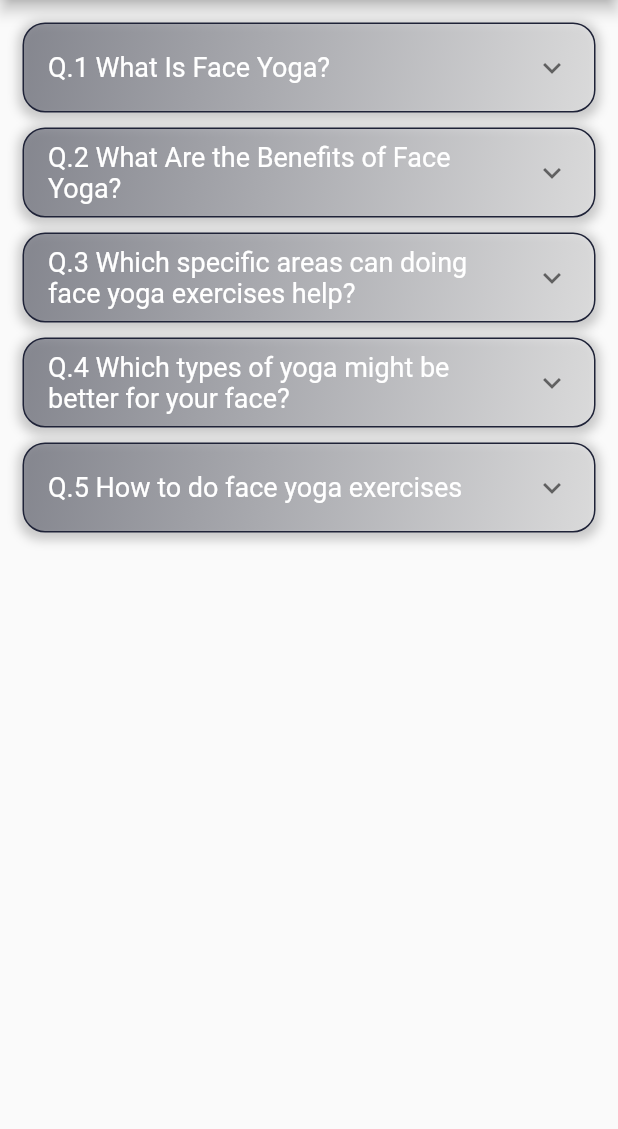
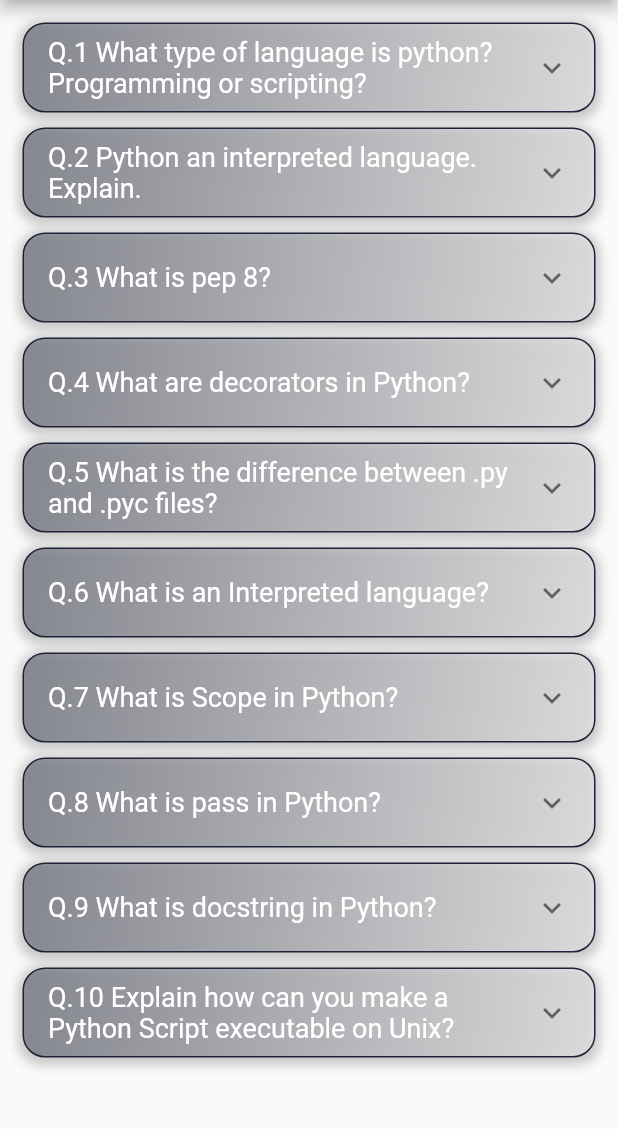
Before and after one commit to Devendra8/interview_prep, a Flutter app: the pythonScreen screen opened directly, on a phone screen of 412 x 824 dp, the part 84-1213 px from its top. Run offline on Flutter 3.47's test engine with Material 2 defaults, Android fonts, the phone set to English and light mode, and no system bars; our stand-ins replace glassmorphism.

Commit message:
added python questions

```diff
--- a/lib/Data/Software/python_sets.dart
+++ b/lib/Data/Software/python_sets.dart
@@ -4,37 +4,86 @@ import 'package:interview_prep/Model/Software/python_model.dart';
 final pythonSets = [
   python(
     number: "Q.1",
-    title: "What Is Face Yoga?",
+    title: "What type of language is python? Programming or scripting?",
     paragraph:
-        "Face yoga is similar to yoga for the body in that it consists of exercises and stretches that target the muscles in the face.",
+        "Python is capable of scripting, but in general sense, it is considered as a general-purpose programming language.",
     color: Color(0xFFb5651d),
+    source:
+        "https://www.edureka.co/blog/interview-questions/python-interview-questions/",
   ),
   python(
     number: "Q.2",
-    title: "What Are the Benefits of Face Yoga?",
+    title: "Python an interpreted language. Explain.",
     paragraph:
-        "Fumiko Takatsu, founder of the Face Yoga Method, claims a few minutes per day of stretching will tone and lift the entire body, but the scientific evidence is mixed.",
+        "An interpreted language is any programming language which is not in machine-level code before runtime. Therefore, Python is an interpreted language",
     color: Color(0xFF18A558),
+    source:
+        "https://www.edureka.co/blog/interview-questions/python-interview-questions/",
   ),
   python(
     number: "Q.3",
-    title: "Which specific areas can doing face yoga exercises help?",
+    title: "What is pep 8?",
     paragraph:
-        "Face yoga can be used to target any part of your face, depending on your concerns and goals. If you have tightness in your forehead, brows, or jaw, design your routine around these places. Around the forehead, eyes, and mouth, wrinkles are common. ",
+        "PEP stands for Python Enhancement Proposal. It is a set of rules that specify how to format Python code for maximum readability.",
     color: Color(0xFFb5651d),
+    source:
+        "https://www.edureka.co/blog/interview-questions/python-interview-questions/",
   ),
   python(
     number: "Q.4",
-    title: "Which types of yoga might be better for your face?",
+    title: "What are decorators in Python?",
     paragraph:
-        "The slower forms of yoga that involve holding poses for extended periods may give you more chances to bring this awareness to your facial muscles. Some examples are Hatha, Yin, and restorative yoga. During meditation, pranayama, or yoga nidra, you can also relax your face muscles.",
+        "Decorators are used to add some design patterns to a function without changing its structure.\n\n Decorators generally are defined before the function they are enhancing. To apply a decorator we first define the decorator function.\n \n Then we write the function it is applied to and simply add the decorator function above the function it has to be applied to. For this, we use the @ symbol before the decorator.",
     color: Color(0xFFe1ad01),
+    source:
+        "https://www.edureka.co/blog/interview-questions/python-interview-questions/",
   ),
   python(
     number: "Q.5",
-    title: "How to do face yoga exercises",
+    title: "What is the difference between .py and .pyc files?",
     paragraph:
-        "In order to perform these exercises effectively, you should do them in front of a mirror at home, since they may appear a bit silly when performed in public. When performing the exercises, keep the rest of your face, neck, and shoulders relaxed. Keeping your eyes on your reflection will help you to avoid pressing or massaging so forcefully that you fold your skin in on itself.",
+        "The .py files are the python source code files. While the .pyc files contain the bytecode of the python files. .pyc files are created when the code is imported from some other source.\n\n The interpreter converts the source .py files to .pyc files which helps by saving time.",
     color: Color(0xFF18A558),
+    source:
+        "https://www.edureka.co/blog/interview-questions/python-interview-questions/",
+  ),
+  python(
+    number: "Q.6",
+    title: "What is an Interpreted language?",
+    paragraph:
+        "An Interpreted language executes its statements line by line. Languages such as Python, Javascript, R, PHP, and Ruby are prime examples of Interpreted languages.\n\n Programs written in an interpreted language runs directly from the source code, with no intermediary compilation step.",
+    color: Color(0xFF18A558),
+    source: "https://www.interviewbit.com/python-interview-questions/",
+  ),
+  python(
+    number: "Q.7",
+    title: "What is Scope in Python?",
+    paragraph:
+        "Every object in Python functions within a scope. A scope is a block of code where an object in Python remains relevant.\n\n Namespaces uniquely identify all the objects inside a program. However, these namespaces also have a scope defined for them where you could use their objects without any prefix.\n\n A few examples of scope created during code execution in Python are as follows:\n\n 1. A local scope refers to the local objects available in the current function.\n\n 2.A global scope refers to the objects available throughout the code execution since their inception. \n\n 3.A module-level scope refers to the global objects of the current module accessible in the program. \n\n 4.  An outermost scope refers to all the built-in names callable in the program. The objects in this scope are searched last to find the name referenced.  ",
+    color: Color(0xFF18A558),
+    source: "https://www.interviewbit.com/python-interview-questions/",
+  ),
+  python(
+    number: "Q.8",
+    title: "What is pass in Python?",
+    paragraph:
+        "The pass keyword represents a null operation in Python. It is generally used for the purpose of filling up empty blocks of code which may execute during runtime but has yet to be written. Without the pass statement in the following code, we may run into some errors during code execution.",
+    color: Color(0xFF18A558),
+    source: "https://www.interviewbit.com/python-interview-questions/",
+  ),
+  python(
+    number: "Q.9",
+    title: "What is docstring in Python?",
+    paragraph:
+        "1. Documentation string or docstring is a multiline string used to document a specific code segment. \n\n 2. The docstring should describe what the function or method does. ",
+    color: Color(0xFF18A558),
+    source: "https://www.interviewbit.com/python-interview-questions/",
+  ),
+  python(
+    number: "Q.10",
+    title: "Explain how can you make a Python Script executable on Unix?",
+    paragraph: "Script file must begin with #!/usr/bin/env python",
+    color: Color(0xFF18A558),
+    source: "https://www.interviewbit.com/python-interview-questions/",
   ),
 ];
--- a/lib/Model/Software/python_model.dart
+++ b/lib/Model/Software/python_model.dart
@@ -8,11 +8,13 @@ class python {
   final String title;
   final String paragraph;
   final Color color;
+  final String source;
 
   python({
     required this.number,
     required this.title,
     required this.paragraph,
     required this.color,
+    required this.source,
   });
 }
```
